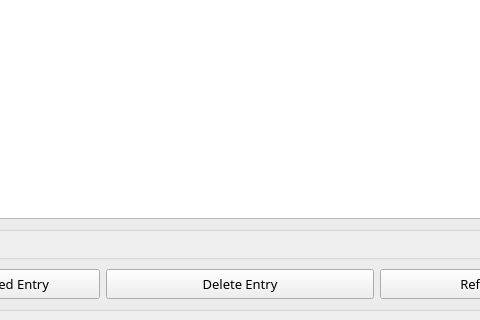
Old version of the form Design Backend and FrontEnd/PyQt5 Prototype/Route88_InventorySystem.ui in the repository CodexLink/Route88_HybridBusinessSystem; both pictures show x 464 to 944 and y 288 to 608 of the 1133 by 608 pixel window.
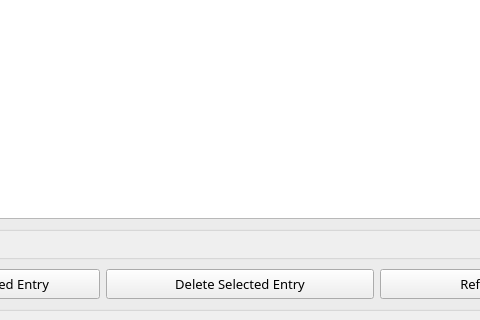
New version of the form. Icons and pictures are not drawn.

Commit message: [Inventory Design Progression] 100% Query, 40% Staff Functions

Patch:
```diff
--- a/Design Backend and FrontEnd/PyQt5 Prototype/Route88_InventorySystem.ui
+++ b/Design Backend and FrontEnd/PyQt5 Prototype/Route88_InventorySystem.ui
@@ -606,7 +606,7 @@
           </font>
          </property>
          <property name="text">
-          <string>Delete Entry</string>
+          <string>Delete Selected Entry</string>
          </property>
         </widget>
        </item>
```
Left out of the diff: 2 changed lines with no effect on the pictures. The commit also changes 2 other files.
